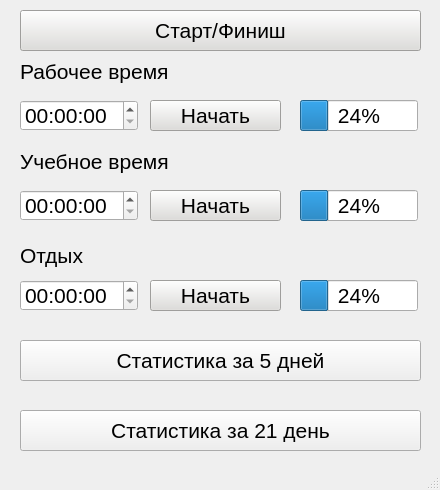
The window that timer_GUI.ui (AntonTyurin87/timer) describes before a commit, drawn with Qt 5.
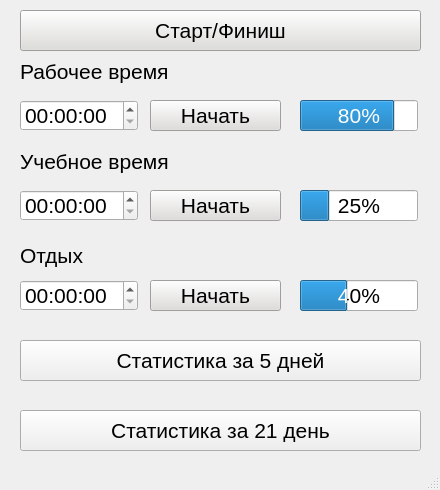
The same window after the commit.

Patch:
```diff
--- a/timer_GUI.ui
+++ b/timer_GUI.ui
@@ -67,7 +67,7 @@
      </font>
     </property>
     <property name="value">
-     <number>24</number>
+     <number>80</number>
     </property>
    </widget>
    <widget class="QTimeEdit" name="timeEdit">
@@ -159,7 +159,7 @@
      </font>
     </property>
     <property name="value">
-     <number>24</number>
+     <number>25</number>
     </property>
    </widget>
    <widget class="QTimeEdit" name="timeEdit_2">
@@ -215,7 +215,7 @@
      </font>
     </property>
     <property name="value">
-     <number>24</number>
+     <number>40</number>
     </property>
    </widget>
    <widget class="QTimeEdit" name="timeEdit_3">
```
